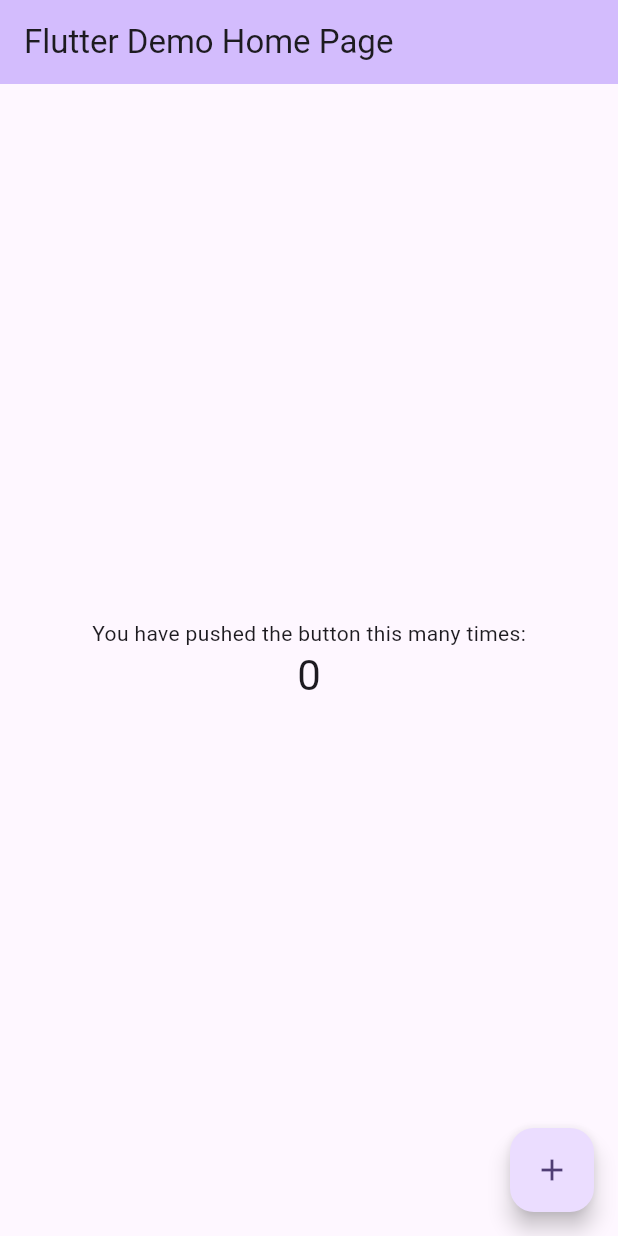
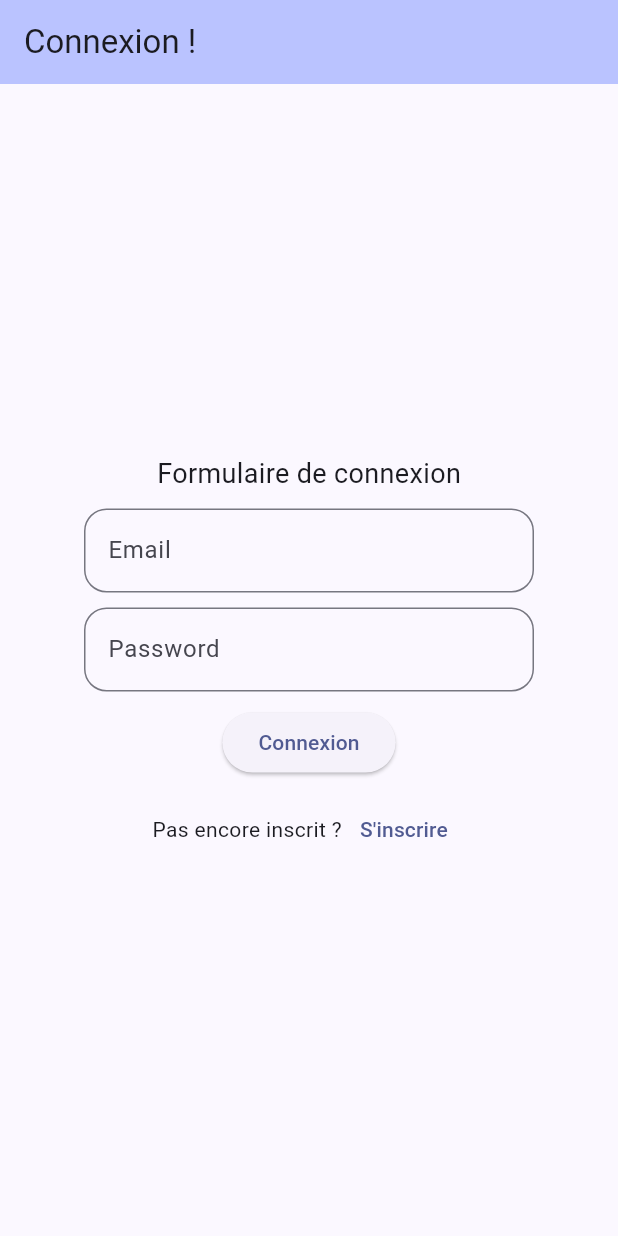
Before and after one commit to OrmazdFR/buffet-cool, a Flutter app: the screen it shows after launch, on a phone screen of 412 x 824 dp. Run offline on Flutter 3.47's test engine with Material 2 defaults, Android fonts, the phone set to English and light mode, and no system bars; missing offline and left inert: carbon_flutter.

Commit message:
Pages login/sign up

```diff
--- /dev/null
+++ b/restaurant/lib/buffet.widget.dart
@@ -0,0 +1,19 @@
+import 'package:flutter/material.dart';
+import 'homepage.widget.dart';
+
+class BuffetApp extends StatelessWidget {
+  const BuffetApp({super.key});
+
+  // This widget is the root of your application.
+  @override
+  Widget build(BuildContext context) {
+    return MaterialApp(
+      title: 'Flutter Demo',
+      theme: ThemeData(
+        colorScheme: ColorScheme.fromSeed(seedColor: Colors.deepPurple),
+        useMaterial3: true,
+      ),
+      home: const MyHomePage(),
+    );
+  }
+}
--- /dev/null
+++ b/restaurant/lib/homepage.widget.dart
@@ -0,0 +1,19 @@
+import 'package:flutter/material.dart';
+import 'login_page.dart';
+
+class MyHomePage extends StatelessWidget {
+  const MyHomePage({super.key});
+
+  // This widget is the root of your application.
+  @override
+  Widget build(BuildContext context) {
+    return MaterialApp(
+      title: 'Buffet Cool !',
+      theme: ThemeData(
+        colorScheme: ColorScheme.fromSeed(seedColor: Colors.indigo),
+        useMaterial3: true,
+      ),
+      home: const LoginPage(),
+    );
+  }
+}
--- /dev/null
+++ b/restaurant/lib/login_page.dart
@@ -0,0 +1,74 @@
+import 'package:flutter/material.dart';
+import 'package:restaurant/homepage.widget.dart';
+import 'register_page.dart';
+
+class LoginPage extends StatefulWidget {
+  const LoginPage({super.key});
+
+
+  @override
+  State<LoginPage> createState() => _LoginPageState();
+}
+
+class _LoginPageState extends State<LoginPage> {
+
+  String email = "";
+  String password = "";
+
+  @override
+  Widget build(BuildContext context) {
+    return Scaffold(
+      appBar: AppBar(
+        backgroundColor: Theme.of(context).colorScheme.inversePrimary,
+        title: const Text("Connexion !"),
+      ),
+      body: Center(
+        child: Column(
+          mainAxisAlignment: MainAxisAlignment.center,
+          children: <Widget>[
+            const Text("Formulaire de connexion",
+            style: TextStyle(fontSize: 18.0)),
+            const SizedBox(height: 10),
+            SizedBox(
+                width: 300,
+                child: TextField(
+                  decoration: InputDecoration(border: OutlineInputBorder(borderRadius: BorderRadius.circular(15.0)), labelText: 'Email'),
+                  onChanged: (str) { email = str; },
+                )
+            ),
+            const SizedBox(height: 10),
+            SizedBox(
+                width: 300,
+                child: TextField(
+                  decoration: InputDecoration(border: OutlineInputBorder(borderRadius: BorderRadius.circular(15.0)), labelText: 'Password'),
+                  onChanged: (str) { password = str; },
+                  obscureText: true,
+                )
+            ),
+            const SizedBox(height: 10),
+            ElevatedButton(onPressed: () {
+              if (email.isNotEmpty && password.isNotEmpty) {
+                Navigator.push(context, MaterialPageRoute(
+                    builder: (context) => const MyHomePage()));
+              }
+            }, child: const Text('Connexion')),
+            const SizedBox(height: 10),
+            Row(
+              mainAxisAlignment: MainAxisAlignment.center,
+              children: <Widget>[
+                const Text("Pas encore inscrit ?"),
+                TextButton(
+                  onPressed: () {
+                    Navigator.push(context, MaterialPageRoute(
+                    builder: (context) => const RegisterPage()));
+                    }
+                  ,child: const Text("S'inscrire"),
+                ),
+              ],
+            ),
+          ],
+        ),
+      ),
+    );
+  }
+}
--- a/restaurant/lib/main.dart
+++ b/restaurant/lib/main.dart
@@ -1,125 +1,7 @@
 import 'package:flutter/material.dart';
+import 'package:restaurant/homepage.widget.dart';
+import 'package:carbon_flutter/carbon.dart';
 
 void main() {
-  runApp(const MyApp());
+  runApp(const MyHomePage());
 }
-
-class MyApp extends StatelessWidget {
-  const MyApp({super.key});
-
-  // This widget is the root of your application.
-  @override
-  Widget build(BuildContext context) {
-    return MaterialApp(
-      title: 'Flutter Demo',
-      theme: ThemeData(
-        // This is the theme of your application.
-        //
-        // TRY THIS: Try running your application with "flutter run". You'll see
-        // the application has a blue toolbar. Then, without quitting the app,
-        // try changing the seedColor in the colorScheme below to Colors.green
-        // and then invoke "hot reload" (save your changes or press the "hot
-        // reload" button in a Flutter-supported IDE, or press "r" if you used
-        // the command line to start the app).
-        //
-        // Notice that the counter didn't reset back to zero; the application
-        // state is not lost during the reload. To reset the state, use hot
-        // restart instead.
-        //
-        // This works for code too, not just values: Most code changes can be
-        // tested with just a hot reload.
-        colorScheme: ColorScheme.fromSeed(seedColor: Colors.deepPurple),
-        useMaterial3: true,
-      ),
-      home: const MyHomePage(title: 'Flutter Demo Home Page'),
-    );
-  }
-}
-
-class MyHomePage extends StatefulWidget {
-  const MyHomePage({super.key, required this.title});
-
-  // This widget is the home page of your application. It is stateful, meaning
-  // that it has a State object (defined below) that contains fields that affect
-  // how it looks.
-
-  // This class is the configuration for the state. It holds the values (in this
-  // case the title) provided by the parent (in this case the App widget) and
-  // used by the build method of the State. Fields in a Widget subclass are
-  // always marked "final".
-
-  final String title;
-
-  @override
-  State<MyHomePage> createState() => _MyHomePageState();
-}
-
-class _MyHomePageState extends State<MyHomePage> {
-  int _counter = 0;
-
-  void _incrementCounter() {
-    setState(() {
-      // This call to setState tells the Flutter framework that something has
-      // changed in this State, which causes it to rerun the build method below
-      // so that the display can reflect the updated values. If we changed
-      // _counter without calling setState(), then the build method would not be
-      // called again, and so nothing would appear to happen.
-      _counter++;
-    });
-  }
-
-  @override
-  Widget build(BuildContext context) {
-    // This method is rerun every time setState is called, for instance as done
-    // by the _incrementCounter method above.
-    //
-    // The Flutter framework has been optimized to make rerunning build methods
-    // fast, so that you can just rebuild anything that needs updating rather
-    // than having to individually change instances of widgets.
-    return Scaffold(
-      appBar: AppBar(
-        // TRY THIS: Try changing the color here to a specific color (to
-        // Colors.amber, perhaps?) and trigger a hot reload to see the AppBar
-        // change color while the other colors stay the same.
-        backgroundColor: Theme.of(context).colorScheme.inversePrimary,
-        // Here we take the value from the MyHomePage object that was created by
-        // the App.build method, and use it to set our appbar title.
-        title: Text(widget.title),
-      ),
-      body: Center(
-        // Center is a layout widget. It takes a single child and positions it
-        // in the middle of the parent.
-        child: Column(
-          // Column is also a layout widget. It takes a list of children and
-          // arranges them vertically. By default, it sizes itself to fit its
-          // children horizontally, and tries to be as tall as its parent.
-          //
-          // Column has various properties to control how it sizes itself and
-          // how it positions its children. Here we use mainAxisAlignment to
-          // center the children vertically; the main axis here is the vertical
-          // axis because Columns are vertical (the cross axis would be
-          // horizontal).
-          //
-          // TRY THIS: Invoke "debug painting" (choose the "Toggle Debug Paint"
-          // action in the IDE, or press "p" in the console), to see the
-          // wireframe for each widget.
-          mainAxisAlignment: MainAxisAlignment.center,
-          children: <Widget>[
-            const Text(
-              'You have pushed the button this many times:',
-            ),
-            Text(
-              '$_counter',
-              style: Theme.of(context).textTheme.headlineMedium,
-            ),
-          ],
-        ),
-      ),
-      floatingActionButton: FloatingActionButton(
-        onPressed: _incrementCounter,
-        tooltip: 'Increment',
-        child: const Icon(Icons.add),
-      ), // This trailing comma makes auto-formatting nicer for build methods.
-    );
-  }
-}
--- a/restaurant/pubspec.yaml
+++ b/restaurant/pubspec.yaml
@@ -35,6 +35,7 @@ dependencies:
   # The following adds the Cupertino Icons font to your application.
   # Use with the CupertinoIcons class for iOS style icons.
   cupertino_icons: ^1.0.2
+  carbon_flutter: ^0.11.1
 
 dev_dependencies:
   flutter_test:
```
Also changed, not shown: restaurant/lib/register_page.dart (added, +73 -0 lines).
